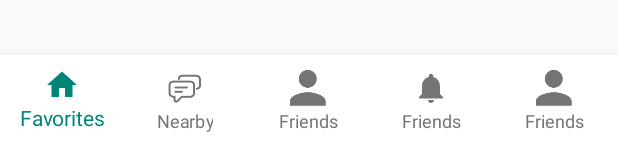
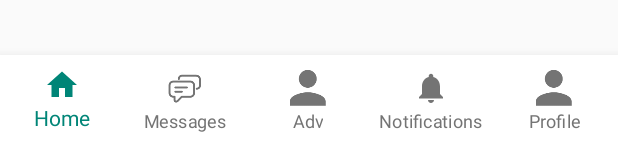
Before and after one commit to mohammadkhadeer/orgin_fashion, an Android app: the layout activity_main.xml on its own in the app's theme, with its tools: preview values and no code run, on a phone screen of 412 x 824 dp. Shown: the part 1091-1233 px from the top of the screen. Run offline under Robolectric (Android 15) with nearby library versions, the phone set to English and light mode, and no system bars.

```diff
--- a/app/build.gradle
+++ b/app/build.gradle
@@ -1,5 +1,6 @@
 //noinspection GradleCompatible
 apply plugin: 'com.android.application'
+apply plugin: 'com.google.gms.google-services'
 
 android {
     compileSdkVersion 27
@@ -34,6 +35,9 @@ dependencies {
     //noinspection GradleCompatible
     implementation "com.android.support:design:${rootProject.ext.supportLibraryVersion}"
 
+    implementation 'com.google.firebase:firebase-database:16.0.5'
+    implementation 'com.google.firebase:firebase-core:16.0.5'
+
     androidTestImplementation 'com.android.support.test:runner:0.5'
     androidTestImplementation 'com.android.support.test:rules:0.5'
     androidTestImplementation 'org.mockito:mockito-core:1.10.19'
--- a/app/src/main/AndroidManifest.xml
+++ b/app/src/main/AndroidManifest.xml
@@ -1,6 +1,9 @@
 <?xml version="1.0" encoding="utf-8"?>
 <manifest xmlns:android="http://schemas.android.com/apk/res/android"
     package="com.cars.halamotor">
+
+    <uses-permission android:name="android.permission.INTERNET" />
+
 
     <application
         android:allowBackup="true"
--- a/app/src/main/res/layout/activity_main.xml
+++ b/app/src/main/res/layout/activity_main.xml
@@ -13,11 +13,16 @@
         android:text="Hi mom!" />
 
 
+
+
     <com.roughike.bottombar.BottomBar
         android:id="@+id/bottomBar"
         android:layout_width="match_parent"
         android:layout_height="60dp"
         android:layout_alignParentBottom="true"
-        app:bb_tabXmlResource="@xml/bottombar_tabs_three" />
+        app:bb_tabXmlResource="@xml/bottombar_tabs_on_main_screen" />
+
+
+
 
 </RelativeLayout>
--- a/app/src/main/res/values/strings.xml
+++ b/app/src/main/res/values/strings.xml
@@ -1,3 +1,9 @@
 <resources>
     <string name="app_name">Hala Motor</string>
+
+    <string name="tab_home">Home</string>
+    <string name="tab_message">Messages</string>
+    <string name="tab_adv">Adv</string>
+    <string name="tab_notifications_">Notifications</string>
+    <string name="tab_profile">Profile</string>
 </resources>
--- /dev/null
+++ b/app/src/main/res/xml/bottombar_tabs_on_main_screen.xml
@@ -0,0 +1,23 @@
+<?xml version="1.0" encoding="utf-8"?>
+<tabs>
+    <tab
+        id="@+id/tab_home"
+        icon="@drawable/ic_home"
+        title="@string/tab_home" />
+    <tab
+        id="@+id/tab_messages"
+        icon="@mipmap/ic_message"
+        title="@string/tab_message" />
+    <tab
+        id="@+id/tab_adv"
+        icon="@mipmap/ic_friends"
+        title="@string/tab_adv" />
+    <tab
+        id="@+id/tab_notifications"
+        icon="@drawable/ic_notifications"
+        title="@string/tab_notifications_" />
+    <tab
+        id="@+id/tab_profile"
+        icon="@mipmap/ic_friends"
+        title="@string/tab_profile" />
+</tabs>
--- a/app/src/main/res/xml/bottombar_tabs_three.xml
+++ /dev/null
@@ -1,23 +0,0 @@
-<?xml version="1.0" encoding="utf-8"?>
-<tabs>
-    <tab
-        id="@+id/tab_home"
-        icon="@drawable/ic_home"
-        title="Favorites" />
-    <tab
-        id="@+id/tab_messages"
-        icon="@mipmap/ic_message"
-        title="Nearby" />
-    <tab
-        id="@+id/tab_adv"
-        icon="@mipmap/ic_friends"
-        title="Friends" />
-    <tab
-        id="@+id/tab_notifications"
-        icon="@drawable/ic_notifications"
-        title="Friends" />
-    <tab
-        id="@+id/tab_profile"
-        icon="@mipmap/ic_friends"
-        title="Friends" />
-</tabs>
--- a/build.gradle
+++ b/build.gradle
@@ -13,13 +13,15 @@ buildscript {
 
     }
     dependencies {
-        classpath 'com.android.tools.build:gradle:3.3.1'
+        classpath 'com.android.tools.build:gradle:3.1.2'
         classpath 'com.github.dcendents:android-maven-gradle-plugin:1.4.1'
         classpath 'com.jfrog.bintray.gradle:gradle-bintray-plugin:1.7'
 
 
 
         classpath 'org.kt3k.gradle.plugin:coveralls-gradle-plugin:2.4.0'
+        classpath 'com.google.gms:google-services:4.1.0'
+
 
         // NOTE: Do not place your application dependencies here; they belong
         // in the individual module build.gradle files
@@ -36,6 +38,7 @@ allprojects {
 
         maven { url 'https://dl.bintray.com/cjt/maven' }
         maven { url "https://maven.google.com" }
+
 
         mavenCentral()
         jcenter()
```
Also changed, not shown: app/src/main/java/com/cars/halamotor/MainActivity.java (+37 -0 lines), 178 other files.
